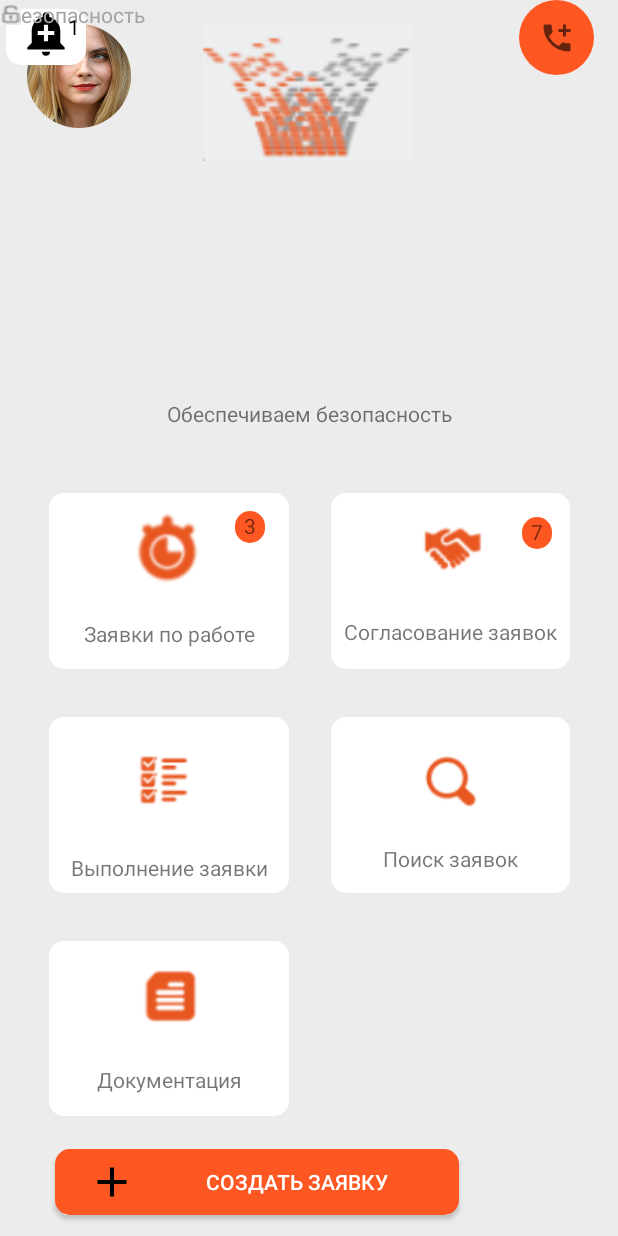
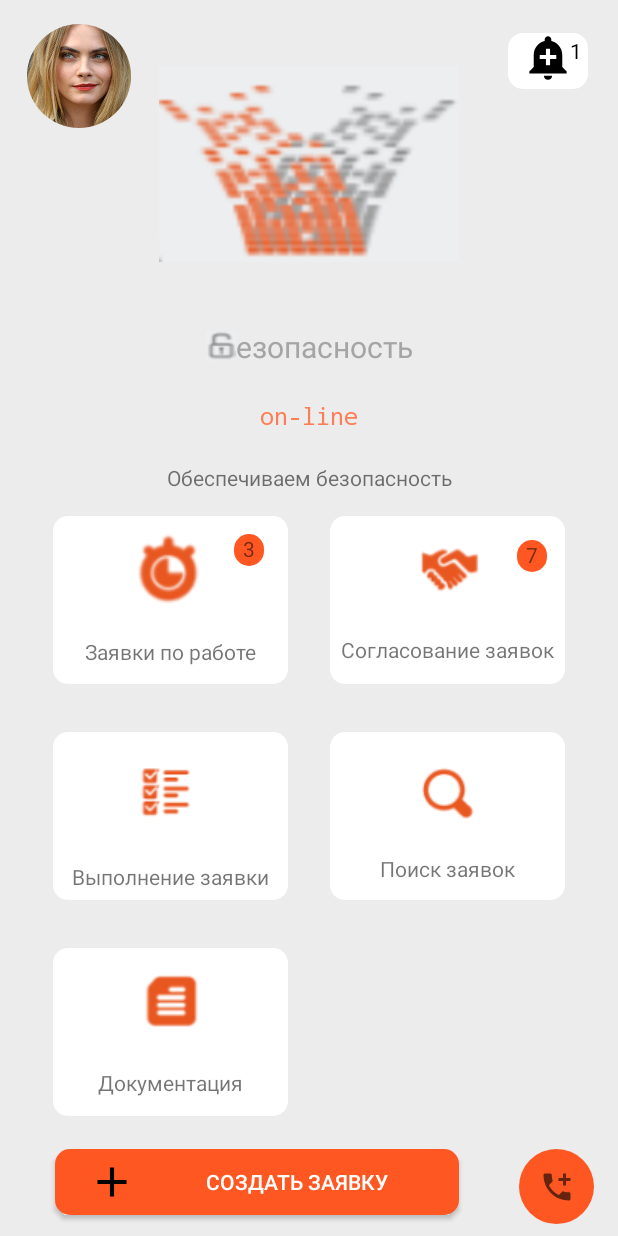
Before and after one commit to inkognito287/TestChallange, an Android app: the screen it shows after launch (MainActivity), on a phone screen of 412 x 824 dp. Run offline under Robolectric (Android 15) with nearby library versions, the phone set to English and light mode, and no system bars; our stand-ins replace CircleImageView.

Commit message:
v1.2
Протестировано на эмуляторе

```diff
--- a/app/src/main/res/drawable/viewcircle.xml
+++ b/app/src/main/res/drawable/viewcircle.xml
@@ -1,4 +1,3 @@
-<?xml version="1.0" encoding="utf-8"?>
 <?xml version="1.0" encoding="utf-8"?>
 <inset xmlns:android="http://schemas.android.com/apk/res/android"
     android:insetBottom="6dp"
--- a/app/src/main/res/drawable/zamoksize.xml
+++ b/app/src/main/res/drawable/zamoksize.xml
@@ -2,7 +2,7 @@
 <layer-list xmlns:android="http://schemas.android.com/apk/res/android">
     <item
         android:drawable="@drawable/zamok"
-        android:width="14dp"
-        android:height="14dp"
+        android:width="20dp"
+        android:height="20dp"
         />
 </layer-list>
--- a/app/src/main/res/layout/activity_main.xml
+++ b/app/src/main/res/layout/activity_main.xml
@@ -9,8 +9,8 @@
 
     <LinearLayout
         android:id="@+id/linearLayout"
-        android:layout_width="375dp"
-        android:layout_height="447dp"
+        android:layout_width="369dp"
+        android:layout_height="432dp"
         android:orientation="vertical"
         app:layout_constraintBottom_toTopOf="@+id/button3"
         app:layout_constraintEnd_toEndOf="parent"
@@ -284,10 +284,11 @@
         android:layout_height="50dp"
         android:layout_marginEnd="16dp"
         android:layout_marginRight="16dp"
+        android:layout_marginBottom="8dp"
         android:background="@drawable/buttoncircle"
+        app:layout_constraintBottom_toBottomOf="parent"
         app:layout_constraintEnd_toEndOf="parent"
-        app:srcCompat="@drawable/ic_baseline_add_ic_call_24"
-        tools:layout_editor_absoluteY="624dp" />
+        app:srcCompat="@drawable/ic_baseline_add_ic_call_24" />
 
     <de.hdodenhof.circleimageview.CircleImageView
         android:id="@+id/imageButton10"
@@ -305,10 +306,13 @@
         android:id="@+id/imageButton11"
         android:layout_width="61dp"
         android:layout_height="49dp"
+        android:layout_marginTop="16dp"
+        android:layout_marginEnd="16dp"
+        android:layout_marginRight="16dp"
         android:background="@drawable/notification"
-        app:srcCompat="@drawable/ic_launcher_foreground"
-        tools:layout_editor_absoluteX="330dp"
-        tools:layout_editor_absoluteY="16dp" />
+        app:layout_constraintEnd_toEndOf="parent"
+        app:layout_constraintTop_toTopOf="parent"
+        app:srcCompat="@drawable/ic_launcher_foreground" />
 
     <Button
         android:id="@+id/button3"
@@ -339,15 +343,14 @@
         app:layout_constraintEnd_toEndOf="parent"
         app:layout_constraintStart_toStartOf="parent"
         app:layout_constraintTop_toBottomOf="@+id/imageButton10"
-        app:layout_constraintVertical_bias="0.869" />
+        app:layout_constraintVertical_bias="1.0" />
 
     <ImageView
         android:id="@+id/imageView8"
-        android:layout_width="179dp"
-        android:layout_height="91dp"
-        android:layout_marginTop="16dp"
+        android:layout_width="200dp"
+        android:layout_height="138dp"
+        app:layout_constraintBottom_toTopOf="@+id/textView13"
         app:layout_constraintEnd_toEndOf="parent"
-        app:layout_constraintHorizontal_bias="0.497"
         app:layout_constraintStart_toStartOf="parent"
         app:layout_constraintTop_toTopOf="parent"
         app:srcCompat="@drawable/logo" />
@@ -356,11 +359,15 @@
         android:id="@+id/textView13"
         android:layout_width="wrap_content"
         android:layout_height="wrap_content"
+        android:layout_marginBottom="24dp"
         android:drawableLeft="@drawable/zamoksize"
         android:text="езопасность"
         android:textColor="#A5A5A5"
-        tools:layout_editor_absoluteX="153dp"
-        tools:layout_editor_absoluteY="120dp" />
+        android:textSize="20sp"
+        app:layout_constraintBottom_toTopOf="@+id/textView12"
+        app:layout_constraintEnd_toEndOf="parent"
+        app:layout_constraintStart_toStartOf="parent"
+        app:layout_constraintTop_toBottomOf="@+id/imageView8" />
 
     <TextView
         android:id="@+id/textView14"
@@ -374,4 +381,17 @@
         app:layout_constraintStart_toStartOf="@+id/imageButton11"
         app:layout_constraintTop_toTopOf="@+id/imageButton11" />
 
+    <TextView
+        android:id="@+id/textView17"
+        android:layout_width="wrap_content"
+        android:layout_height="wrap_content"
+        android:fontFamily="monospace"
+        android:text="on-line"
+        android:textColor="#FD7E55"
+        android:textSize="16dp"
+        app:layout_constraintBottom_toTopOf="@+id/textView12"
+        app:layout_constraintEnd_toEndOf="parent"
+        app:layout_constraintStart_toStartOf="parent"
+        app:layout_constraintTop_toBottomOf="@+id/textView13" />
+
 </androidx.constraintlayout.widget.ConstraintLayout>
```
